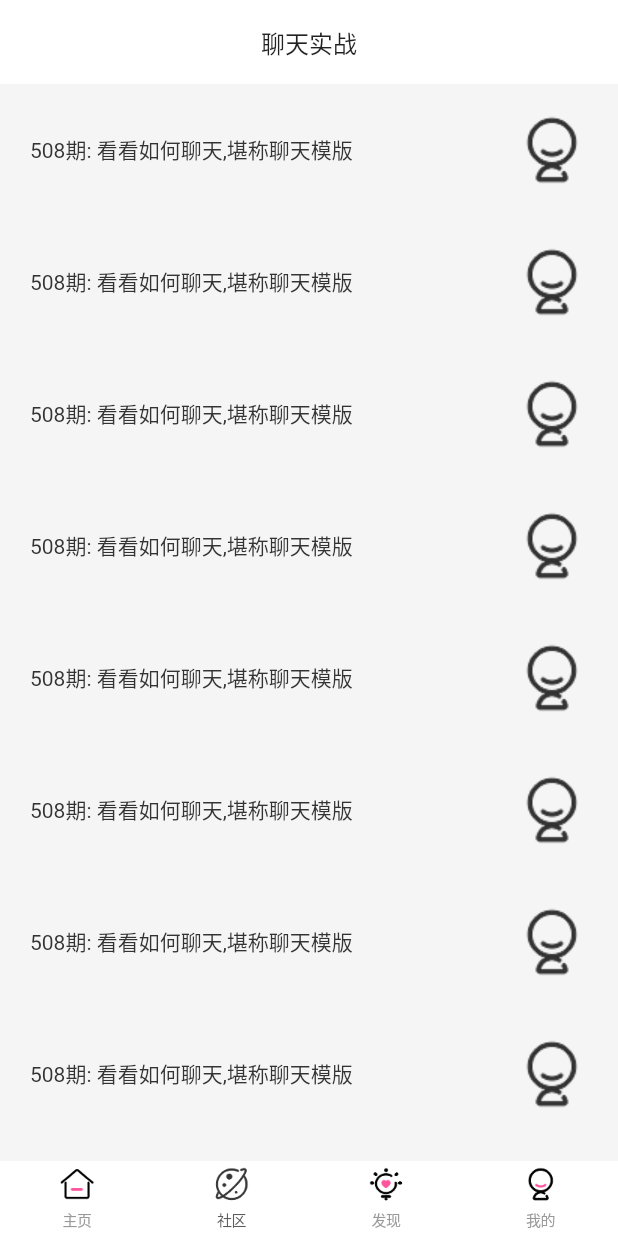
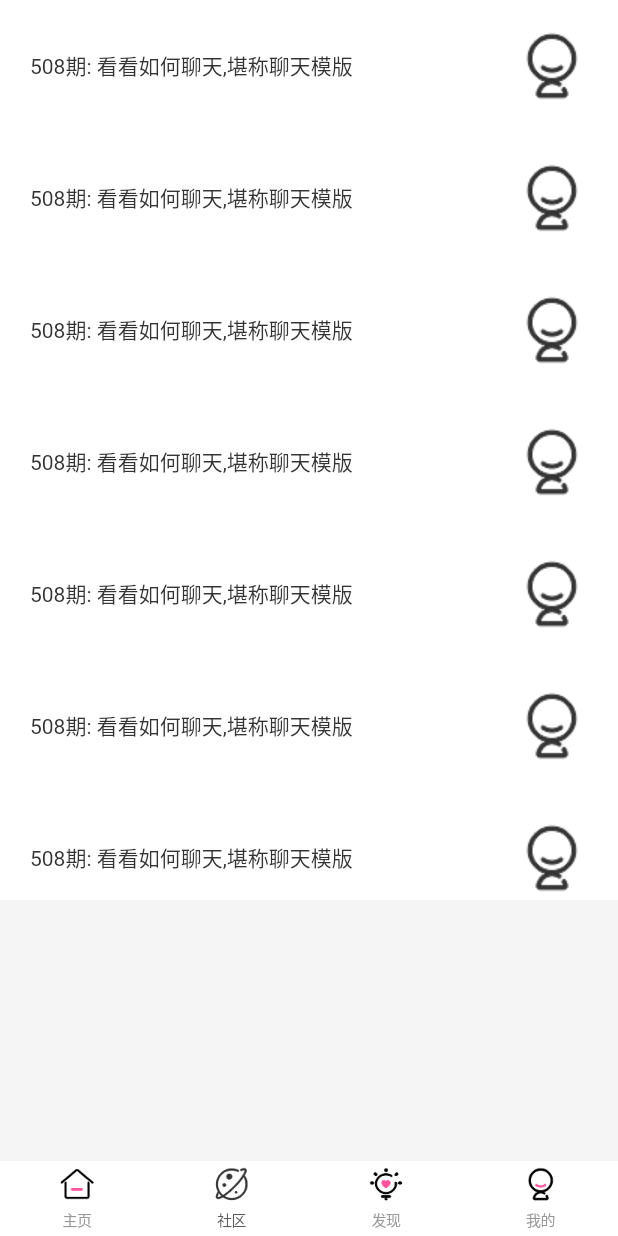
Before and after one commit to gongchaobin/flutter_LoveApp, a Flutter app: the screen it shows after launch, item 2 of the bottom bar chosen, on a phone screen of 412 x 824 dp. Run offline on Flutter 3.47's test engine with Material 2 defaults, Android fonts, the phone set to English and light mode, and no system bars; our stand-ins replace cached_network_image, carousel_slider, dio, webview_flutter; network calls fail.

Commit message:
社区模块编写

```diff
--- a/lib/app/RootScene.dart
+++ b/lib/app/RootScene.dart
@@ -1,7 +1,7 @@
 import 'package:flutter/cupertino.dart';
 import 'package:flutter/material.dart';
 import 'package:love_app/app/AppColor.dart';
-import 'package:love_app/community/ChatCaseSence.dart';
+import 'package:love_app/community/CommunitySence.dart';
 import 'package:love_app/found/ShowScene.dart';
 import 'package:love_app/home/HomeScene.dart';
 import 'package:love_app/my/MyScene.dart';
@@ -54,7 +54,7 @@ class _RootSceneState extends State<RootScene> {
       body: IndexedStack(
         children: <Widget>[
           HomeScene(), // 主页
-          ChatCaseSence(), // 社区
+          CommunitySence(), // 社区
           ShowScene(), // 发现
           MyScene(), // 我的
         ],
--- a/lib/community/ChatCaseSence.dart
+++ /dev/null
@@ -1,22 +0,0 @@
-
-
-import 'package:flutter/material.dart';
-import 'package:love_app/community/ChatListView.dart';
-
-class ChatCaseSence extends StatelessWidget {
-  @override
-  Widget build(BuildContext context) {
-    // TODO: implement build
-    return Scaffold(
-      appBar: AppBar(
-        title: Text(
-          "聊天实战",
-          style: TextStyle(fontSize: 16),
-        ),
-        centerTitle: true,
-        elevation: 0,
-      ),
-      body: ChatListView(),
-    );
-  }
-}
--- a/lib/community/ChatListView.dart
+++ b/lib/community/CommunityListView.dart
@@ -3,16 +3,16 @@ import 'package:flutter/cupertino.dart';
 import 'package:flutter/material.dart';
 import 'package:love_app/app/AppColor.dart';
 
-class ChatListView extends StatefulWidget {
+class CommunityListView extends StatefulWidget {
   @override
   State<StatefulWidget> createState() {
     // TODO: implement createState
-    return ChatListViewState();
+    return CommunityListViewState();
   }
 
 }
 
-class ChatListViewState extends State<ChatListView> {
+class CommunityListViewState extends State<CommunityListView> {
 
   var datas;
 
--- /dev/null
+++ b/lib/community/CommunitySence.dart
@@ -0,0 +1,23 @@
+
+
+import 'package:flutter/material.dart';
+import 'package:love_app/app/AppColor.dart';
+import 'package:love_app/community/CommunityListView.dart';
+import 'package:love_app/util/screen.dart';
+
+class CommunitySence extends StatelessWidget {
+  @override
+  Widget build(BuildContext context) {
+    // TODO: implement build
+    return Scaffold(
+      body: Container(
+        color: AppColor.white,
+        width: Screen.width,
+        height: Screen.height,
+        child: CommunityListView(),
+      ),
+    );
+  }
+
+
+}
--- a/lib/found/ShowScene.dart
+++ b/lib/found/ShowScene.dart
@@ -1,6 +1,6 @@
 
 import 'package:flutter/material.dart';
-import 'package:love_app/community/ChatListView.dart';
+import 'package:love_app/community/CommunityListView.dart';
 
 class ShowScene extends StatelessWidget {
 
@@ -16,7 +16,7 @@ class ShowScene extends StatelessWidget {
         centerTitle: true,
         elevation: 0,
       ),
-      body: ChatListView(),
+      body: CommunityListView(),
     );
   }
 
```
Also changed, not shown: lib/widget/HeadTitleBar.dart (added, +30 -0 lines).
